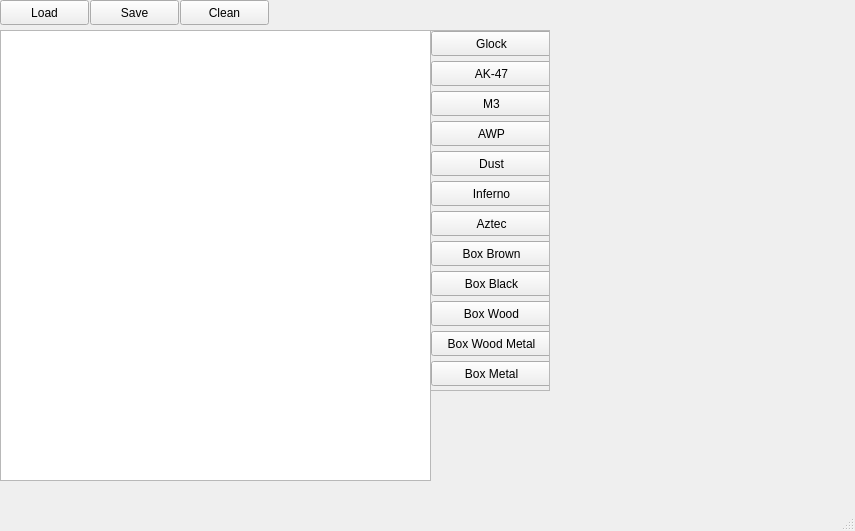
First picture: the form in Editor/map_editor/editor_window.ui, repository nazar9318/taller-tpFinal-1c2021, before the edit.
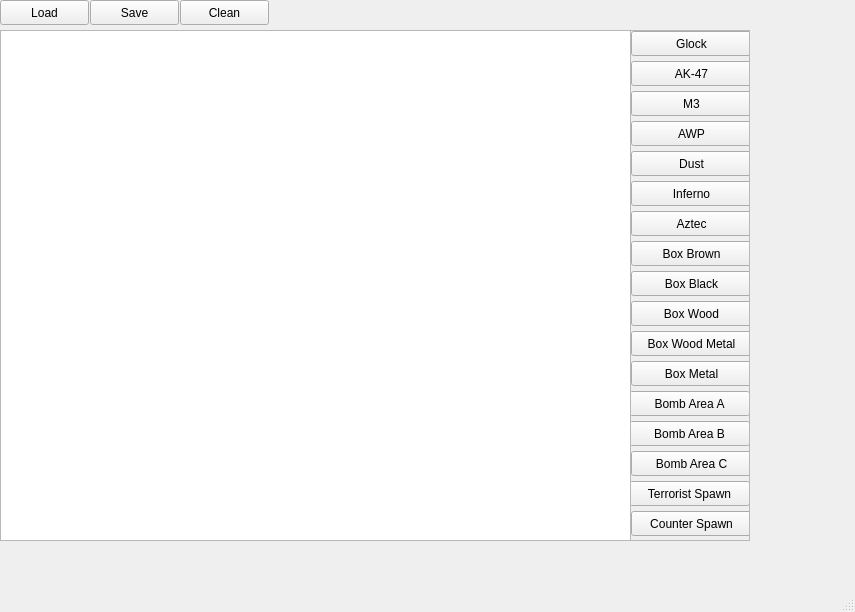
Second picture: the form after the edit.

The edit to the form file:
```diff
--- a/Editor/map_editor/editor_window.ui
+++ b/Editor/map_editor/editor_window.ui
@@ -7,7 +7,7 @@
     <x>0</x>
     <y>0</y>
     <width>855</width>
-    <height>531</height>
+    <height>612</height>
    </rect>
   </property>
   <property name="windowTitle">
@@ -56,10 +56,10 @@
    <widget class="QScrollArea" name="scrollArea">
     <property name="geometry">
      <rect>
-      <x>430</x>
+      <x>630</x>
       <y>30</y>
       <width>120</width>
-      <height>361</height>
+      <height>511</height>
      </rect>
     </property>
     <property name="widgetResizable">
@@ -71,7 +71,7 @@
        <x>0</x>
        <y>0</y>
        <width>118</width>
-       <height>359</height>
+       <height>509</height>
       </rect>
      </property>
      <widget class="QPushButton" name="glock_weapon">
@@ -230,6 +230,71 @@
        <string>Box Metal</string>
       </property>
      </widget>
+     <widget class="QPushButton" name="bomb_area_a">
+      <property name="geometry">
+       <rect>
+        <x>-2</x>
+        <y>360</y>
+        <width>121</width>
+        <height>25</height>
+       </rect>
+      </property>
+      <property name="text">
+       <string>Bomb Area A</string>
+      </property>
+     </widget>
+     <widget class="QPushButton" name="bomb_area_c">
+      <property name="geometry">
+       <rect>
+        <x>0</x>
+        <y>420</y>
+        <width>121</width>
+        <height>25</height>
+       </rect>
+      </property>
+      <property name="text">
+       <string>Bomb Area C</string>
+      </property>
+     </widget>
+     <widget class="QPushButton" name="terrorist_spawn">
+      <property name="geometry">
+       <rect>
+        <x>-2</x>
+        <y>450</y>
+        <width>121</width>
+        <height>25</height>
+       </rect>
+      </property>
+      <property name="text">
+       <string>Terrorist Spawn</string>
+      </property>
+     </widget>
+     <widget class="QPushButton" name="counter_spawn">
+      <property name="geometry">
+       <rect>
+        <x>0</x>
+        <y>480</y>
+        <width>121</width>
+        <height>25</height>
+       </rect>
+      </property>
+      <property name="text">
+       <string>Counter Spawn</string>
+      </property>
+     </widget>
+     <widget class="QPushButton" name="bomb_area_b">
+      <property name="geometry">
+       <rect>
+        <x>-2</x>
+        <y>390</y>
+        <width>121</width>
+        <height>25</height>
+       </rect>
+      </property>
+      <property name="text">
+       <string>Bomb Area B</string>
+      </property>
+     </widget>
     </widget>
    </widget>
    <widget class="QGraphicsView" name="map">
@@ -237,8 +302,8 @@
      <rect>
       <x>0</x>
       <y>30</y>
-      <width>431</width>
-      <height>451</height>
+      <width>631</width>
+      <height>511</height>
      </rect>
     </property>
    </widget>
```
